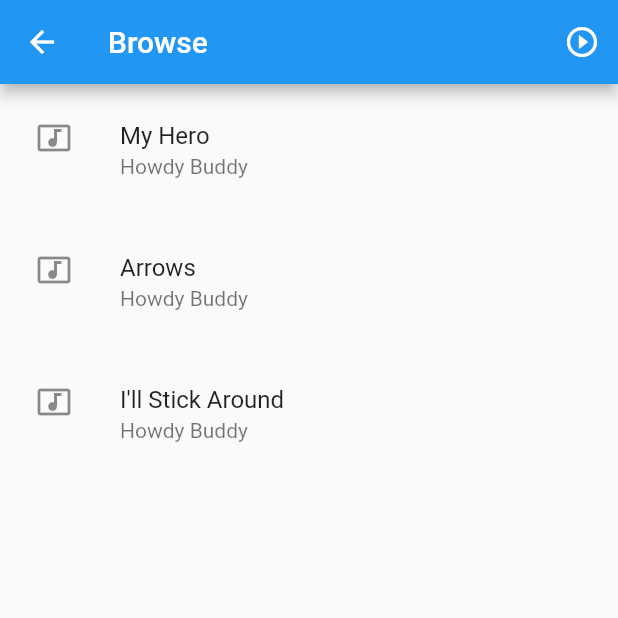
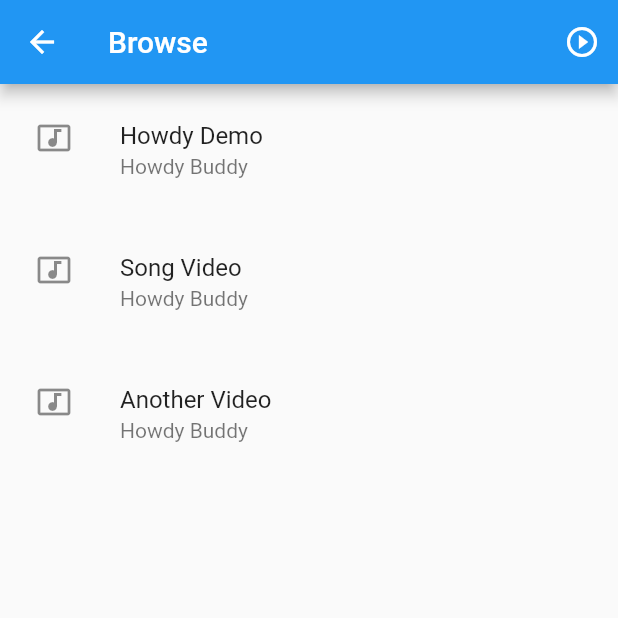
Before and after one commit to AgentTango/duplex, a Flutter app: the BrowserPage screen opened by its route, on a phone screen of 412 x 824 dp, the top half of it. Run offline on Flutter 3.47's test engine with Material 2 defaults, Android fonts, the phone set to English and light mode, and no system bars; our stand-ins replace chewie, cloud_firestore, firebase_core, video_player; accounts and stored records are empty.

Commit message:
Some more lame changes'

```diff
--- a/lib/main.dart
+++ b/lib/main.dart
@@ -32,7 +32,7 @@ class MyHomePage extends StatelessWidget {
           children: <Widget>[
             RawMaterialButton(
               onPressed: () {
-                Navigator.of(context).pushNamed("/remote_page");
+                Navigator.of(context).pushNamed("/browser_page");
               },
               child: Icon(
                 Icons.airplay,
--- a/lib/pages/browser_page.dart
+++ b/lib/pages/browser_page.dart
@@ -1,4 +1,5 @@
 import 'package:flutter/material.dart';
+import 'package:cloud_firestore/cloud_firestore.dart';
 
 class BrowserPage extends StatelessWidget {
   @override
@@ -29,27 +30,35 @@ class VideoList extends StatefulWidget {
 
 class _VideoListState extends State<VideoList> {
 
-  List<String> titles = ['My Hero', 'Arrows', 'I\'ll Stick Around'];
+
+
+  List<String> titles = ['Howdy Demo', 'Song Video', 'Another Video'];
   String subtitle = "Howdy Buddy";
+
+  static String firstVideoUrl = "https://firebasestorage.googleapis.com/v0/b/duplex-84193.appspot.com/o/howdy_demo.mp4?alt=media&token=7365edda-1b6a-42bc-aaef-676c80cdcd30";
+  static String secondVideoUrl = "https://firebasestorage.googleapis.com/v0/b/duplex-84193.appspot.com/o/testing_video_flutter.mp4?alt=media&token=37801d74-9700-4ca9-8a59-3099bd5151b3";
+  static String thirdVideoUrl = "https://firebasestorage.googleapis.com/v0/b/duplex-84193.appspot.com/o/testing_video_flutter.mp4?alt=media&token=37801d74-9700-4ca9-8a59-3099bd5151b3";
+  List<String> videoUrls = [firstVideoUrl, secondVideoUrl, thirdVideoUrl];
+
 
   @override
   Widget build(BuildContext context) {
 
     return ListView.builder(
       itemBuilder: (BuildContext context, int index) {
-        return videoListItem(titles[index], subtitle);
+        return videoListItem(titles[index], subtitle, videoUrls[index]);
       },
       itemCount: titles.length,
 
     );
   }
 
-  Widget videoListItem(String title, String subtitle) {
+  Widget videoListItem(String title, String subtitle, String videoUrl) {
     return Padding(
       padding: const EdgeInsets.all(8.0),
       child: ListTile(
         onTap: (){
-          Navigator.of(context).pushNamed("/video_page");
+          Navigator.of(context).pushNamed("/remote_page");
         },
         title: Text(title),
         subtitle: Text(subtitle),
--- a/lib/pages/video_page.dart
+++ b/lib/pages/video_page.dart
@@ -3,28 +3,31 @@ import 'package:flutter/cupertino.dart';
 import 'package:flutter/material.dart';
 import 'package:video_player/video_player.dart';
 import 'package:cloud_firestore/cloud_firestore.dart';
+import 'dart:async';
 
 class VideoPage extends StatefulWidget {
   VideoPage({this.title = 'Duplex App'});
-
   final String title;
+  final String videoUrl = "https://firebasestorage.googleapis.com/v0/b/duplex-84193.appspot.com/o/howdy_demo.mp4?alt=media&token=7365edda-1b6a-42bc-aaef-676c80cdcd30";
 
   @override
   State<StatefulWidget> createState() {
     return _VideoPageState();
   }
+
+
 }
 
 class _VideoPageState extends State<VideoPage> {
   TargetPlatform _platform;
   VideoPlayerController _videoPlayerController1;
   ChewieController videoController;
-  String videoUrl = 'https://firebasestorage.googleapis.com/v0/b/duplex-84193.appspot.com/o/testing_video_flutter.mp4?alt=media&token=37801d74-9700-4ca9-8a59-3099bd5151b3';
+  // String videoUrl = 'https://firebasestorage.googleapis.com/v0/b/duplex-84193.appspot.com/o/testing_video_flutter.mp4?alt=media&token=37801d74-9700-4ca9-8a59-3099bd5151b3';
 
   @override
   void initState() {
     super.initState();
-    _videoPlayerController1 = VideoPlayerController.network(videoUrl);
+    _videoPlayerController1 = VideoPlayerController.network(widget.videoUrl);
     videoController = ChewieController(
       videoPlayerController: _videoPlayerController1,
       aspectRatio: 3 / 2,
```
